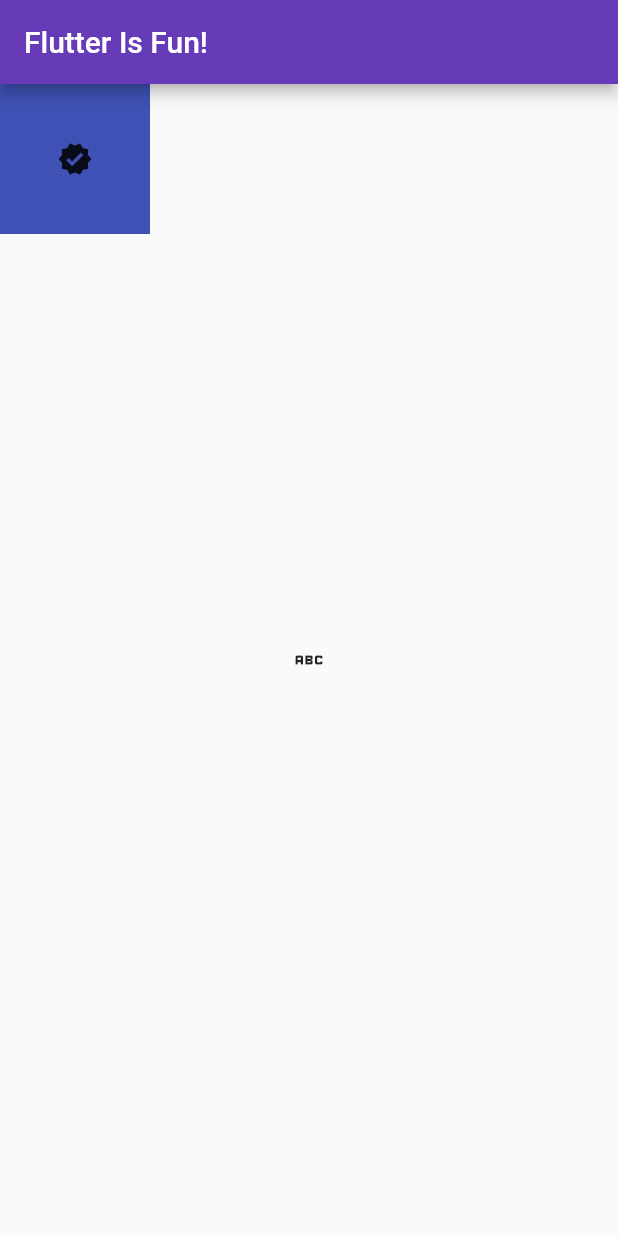
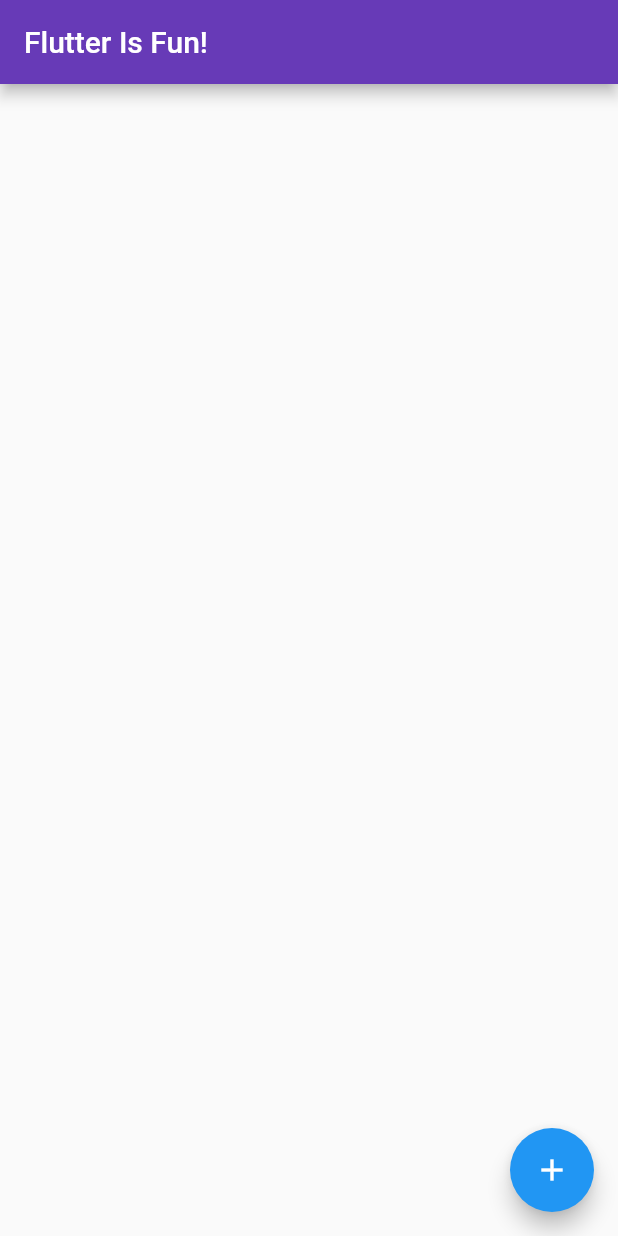
Before and after one commit to kunal9922/crossplathform, a Flutter app: the screen it shows after launch, on a phone screen of 412 x 824 dp. Run offline on Flutter 3.47's test engine with Material 2 defaults, Android fonts, the phone set to English and light mode, and no system bars.

Commit message:
Added floating action button

```diff
--- a/coolapp/lib/main.dart
+++ b/coolapp/lib/main.dart
@@ -15,19 +15,15 @@ class MpApp extends StatelessWidget {
           backgroundColor: Colors.deepPurple,
           title: const Text("Flutter Is Fun! "),
         ),
-        body: Stack(
-          children: [
-            Container(
-              color: Colors.indigo,
-              width: 100, height: 100,
-              child: Icon(Icons.verified),
-            ),
-            Align(
-              child: Icon(Icons.abc),
-              alignment: Alignment.center,
-            )
-          ],
+
+        // floting action button
+        floatingActionButton: FloatingActionButton(
+          child: Icon(Icons.add),
+          onPressed: () {
+            print("Printing pressed ...");
+          },
         ),
+
       ),
     );
   }
```
